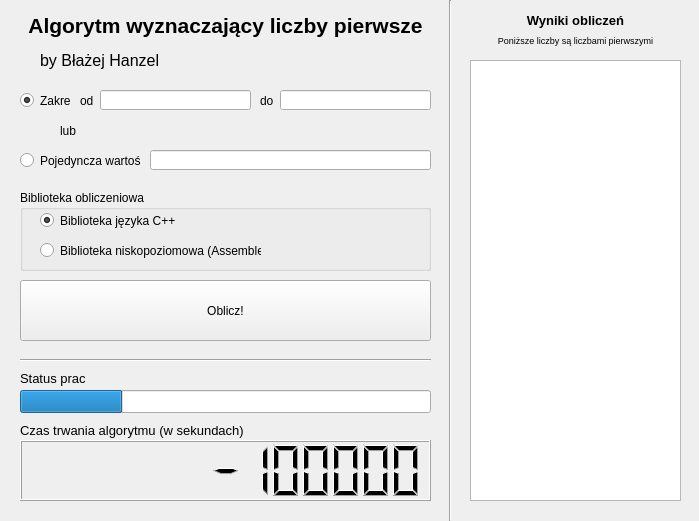
blazejhanzel-polsl/prime-number-calculator, file PrimeNumberCalculator/PrimeNumberCalculator.ui: the form before one commit.
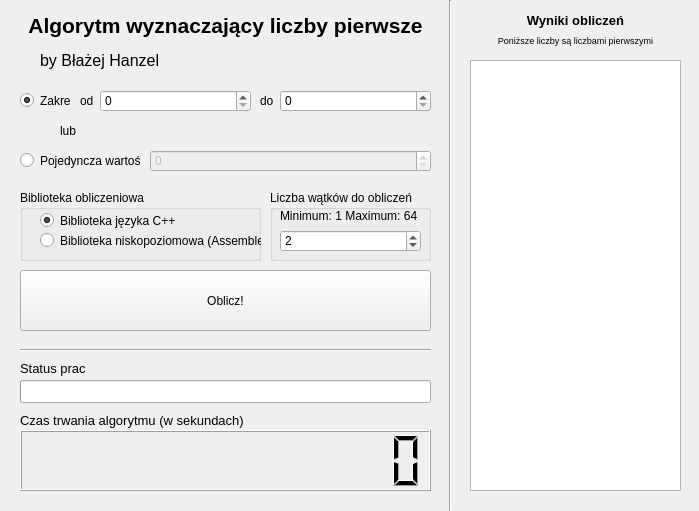
The form after the commit.

Diff of the .ui file:
```diff
--- a/PrimeNumberCalculator/PrimeNumberCalculator.ui
+++ b/PrimeNumberCalculator/PrimeNumberCalculator.ui
@@ -7,24 +7,14 @@
     <x>0</x>
     <y>0</y>
     <width>699</width>
-    <height>521</height>
+    <height>511</height>
    </rect>
   </property>
   <property name="windowTitle">
    <string>Algorytm wyznaczająçcy liczby pierwsze - Błażej Hanzel</string>
   </property>
   <widget class="QWidget" name="centralwidget">
-   <widget class="QLineEdit" name="lineEdit">
-    <property name="geometry">
-     <rect>
-      <x>100</x>
-      <y>90</y>
-      <width>151</width>
-      <height>20</height>
-     </rect>
-    </property>
-   </widget>
-   <widget class="QLabel" name="label">
+   <widget class="QLabel" name="label_title">
     <property name="geometry">
      <rect>
       <x>0</x>
@@ -91,17 +81,7 @@
      <string>do</string>
     </property>
    </widget>
-   <widget class="QLineEdit" name="lineEdit_2">
-    <property name="geometry">
-     <rect>
-      <x>280</x>
-      <y>90</y>
-      <width>151</width>
-      <height>20</height>
-     </rect>
-    </property>
-   </widget>
-   <widget class="QRadioButton" name="radioButton">
+   <widget class="QRadioButton" name="radioButton_twovalues">
     <property name="geometry">
      <rect>
       <x>20</x>
@@ -133,17 +113,7 @@
      <bool>false</bool>
     </property>
    </widget>
-   <widget class="QLineEdit" name="lineEdit_3">
-    <property name="geometry">
-     <rect>
-      <x>150</x>
-      <y>150</y>
-      <width>281</width>
-      <height>20</height>
-     </rect>
-    </property>
-   </widget>
-   <widget class="QLabel" name="label_5">
+   <widget class="QLabel" name="label_or">
     <property name="geometry">
      <rect>
       <x>60</x>
@@ -161,8 +131,8 @@
      <rect>
       <x>20</x>
       <y>190</y>
-      <width>411</width>
-      <height>81</height>
+      <width>241</width>
+      <height>71</height>
      </rect>
     </property>
     <property name="title">
@@ -188,7 +158,7 @@
      <property name="geometry">
       <rect>
        <x>20</x>
-       <y>50</y>
+       <y>40</y>
        <width>221</width>
        <height>21</height>
       </rect>
@@ -202,7 +172,7 @@
     <property name="geometry">
      <rect>
       <x>20</x>
-      <y>280</y>
+      <y>270</y>
       <width>411</width>
       <height>61</height>
      </rect>
@@ -215,13 +185,13 @@
     <property name="geometry">
      <rect>
       <x>20</x>
-      <y>390</y>
+      <y>380</y>
       <width>411</width>
       <height>23</height>
      </rect>
     </property>
     <property name="value">
-     <number>25</number>
+     <number>0</number>
     </property>
     <property name="textVisible">
      <bool>false</bool>
@@ -236,7 +206,7 @@
       <x>470</x>
       <y>60</y>
       <width>211</width>
-      <height>441</height>
+      <height>431</height>
      </rect>
     </property>
     <property name="currentRow">
@@ -249,7 +219,7 @@
       <x>440</x>
       <y>0</y>
       <width>21</width>
-      <height>521</height>
+      <height>511</height>
      </rect>
     </property>
     <property name="orientation">
@@ -283,7 +253,7 @@
     <property name="geometry">
      <rect>
       <x>20</x>
-      <y>350</y>
+      <y>340</y>
       <width>411</width>
       <height>21</height>
      </rect>
@@ -296,7 +266,7 @@
     <property name="geometry">
      <rect>
       <x>20</x>
-      <y>440</y>
+      <y>430</y>
       <width>411</width>
       <height>61</height>
      </rect>
@@ -308,17 +278,17 @@
      <number>13</number>
     </property>
     <property name="value" stdset="0">
-     <double>8888888888888.000000000000000</double>
+     <double>0.000000000000000</double>
     </property>
     <property name="intValue" stdset="0">
-     <number>-2147483648</number>
+     <number>0</number>
     </property>
    </widget>
    <widget class="QLabel" name="label_7">
     <property name="geometry">
      <rect>
       <x>20</x>
-      <y>370</y>
+      <y>360</y>
       <width>141</width>
       <height>16</height>
      </rect>
@@ -336,7 +306,7 @@
     <property name="geometry">
      <rect>
       <x>20</x>
-      <y>420</y>
+      <y>410</y>
       <width>231</width>
       <height>21</height>
      </rect>
@@ -374,6 +344,93 @@
      <set>Qt::AlignCenter</set>
     </property>
    </widget>
+   <widget class="QGroupBox" name="groupBox_cores">
+    <property name="geometry">
+     <rect>
+      <x>270</x>
+      <y>190</y>
+      <width>161</width>
+      <height>71</height>
+     </rect>
+    </property>
+    <property name="title">
+     <string>Liczba wątków do obliczeń</string>
+    </property>
+    <widget class="QLabel" name="label_cores">
+     <property name="geometry">
+      <rect>
+       <x>10</x>
+       <y>10</y>
+       <width>141</width>
+       <height>31</height>
+      </rect>
+     </property>
+     <property name="text">
+      <string>Minimum: 1 Maximum: 64</string>
+     </property>
+    </widget>
+    <widget class="QSpinBox" name="spinBox_cores">
+     <property name="geometry">
+      <rect>
+       <x>10</x>
+       <y>40</y>
+       <width>141</width>
+       <height>22</height>
+      </rect>
+     </property>
+     <property name="minimum">
+      <number>1</number>
+     </property>
+     <property name="maximum">
+      <number>64</number>
+     </property>
+     <property name="value">
+      <number>2</number>
+     </property>
+    </widget>
+   </widget>
+   <widget class="QSpinBox" name="spinBox_minvalue">
+    <property name="geometry">
+     <rect>
+      <x>100</x>
+      <y>90</y>
+      <width>151</width>
+      <height>22</height>
+     </rect>
+    </property>
+    <property name="maximum">
+     <number>2147483647</number>
+    </property>
+   </widget>
+   <widget class="QSpinBox" name="spinBox_maxvalue">
+    <property name="geometry">
+     <rect>
+      <x>280</x>
+      <y>90</y>
+      <width>151</width>
+      <height>22</height>
+     </rect>
+    </property>
+    <property name="maximum">
+     <number>2147483647</number>
+    </property>
+   </widget>
+   <widget class="QSpinBox" name="spinBox_singlevalue">
+    <property name="enabled">
+     <bool>false</bool>
+    </property>
+    <property name="geometry">
+     <rect>
+      <x>150</x>
+      <y>150</y>
+      <width>281</width>
+      <height>22</height>
+     </rect>
+    </property>
+    <property name="maximum">
+     <number>2147483647</number>
+    </property>
+   </widget>
   </widget>
  </widget>
  <resources/>
```
Left out of the diff: 27 changed lines with no effect on the pictures.
